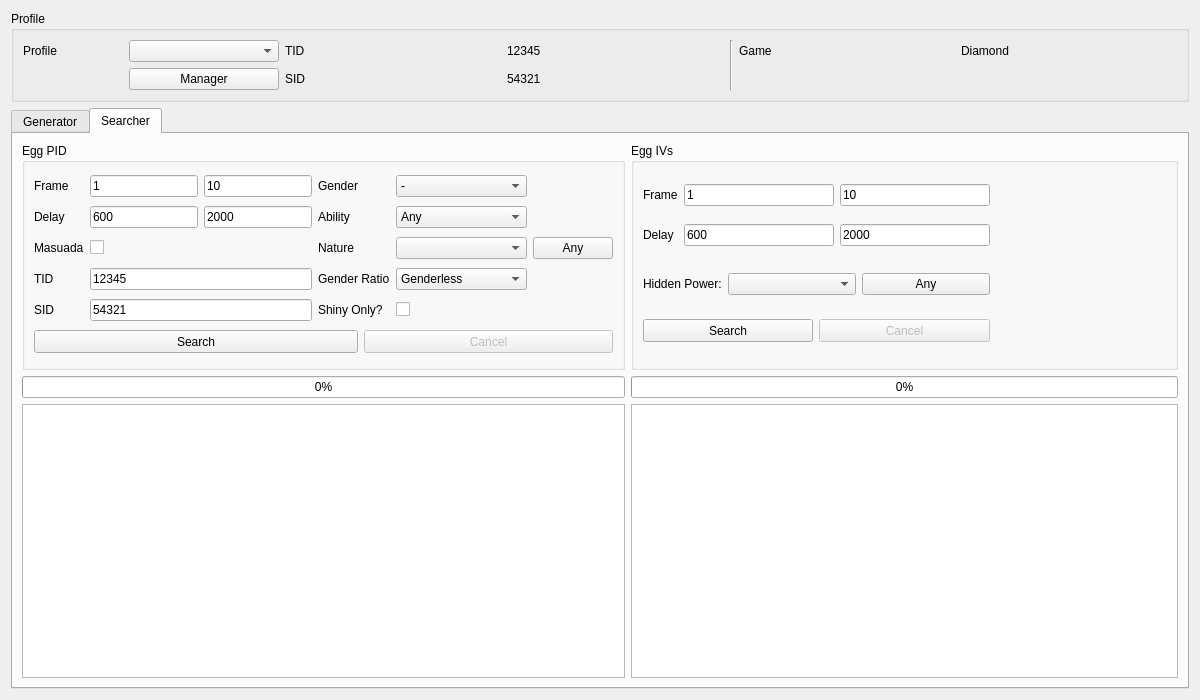
First picture: the form in Forms/Gen4/Eggs4.ui, repository Admiral-Fish/PokeFinder, before the edit.
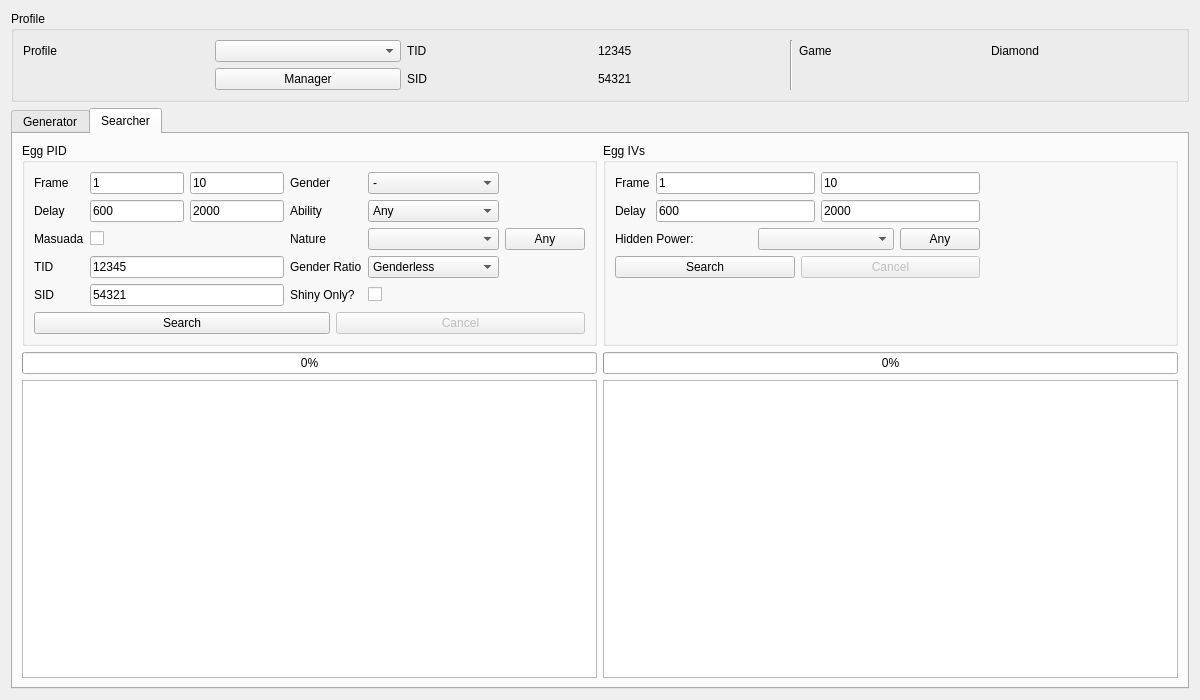
Second picture: the form after the edit. The open tabs and pages were chosen to show the change. Custom widgets are drawn as their Qt base class.

What changed in the file:
```diff
--- a/Forms/Gen4/Eggs4.ui
+++ b/Forms/Gen4/Eggs4.ui
@@ -22,38 +22,19 @@
   <layout class="QGridLayout" name="gridLayout_3">
    <item row="0" column="0">
     <widget class="QGroupBox" name="groupBoxProfile">
-     <property name="minimumSize">
-      <size>
-       <width>0</width>
-       <height>70</height>
-      </size>
-     </property>
      <property name="title">
       <string>Profile</string>
      </property>
      <layout class="QGridLayout" name="gridLayout_6">
       <item row="0" column="0">
        <widget class="QLabel" name="labelProfile">
-        <property name="maximumSize">
-         <size>
-          <width>100</width>
-          <height>16777215</height>
-         </size>
-        </property>
         <property name="text">
          <string>Profile</string>
         </property>
        </widget>
       </item>
       <item row="0" column="1">
-       <widget class="QComboBox" name="comboBoxProfiles">
-        <property name="maximumSize">
-         <size>
-          <width>150</width>
-          <height>16777215</height>
-         </size>
-        </property>
-       </widget>
+       <widget class="QComboBox" name="comboBoxProfiles"/>
       </item>
       <item row="0" column="2">
        <widget class="QLabel" name="labelProfileTID">
@@ -666,8 +647,8 @@
         <widget class="TableView" name="tableViewPID">
          <property name="sizePolicy">
           <sizepolicy hsizetype="Expanding" vsizetype="Expanding">
-           <horstretch>0</horstretch>
-           <verstretch>2</verstretch>
+           <horstretch>1</horstretch>
+           <verstretch>0</verstretch>
           </sizepolicy>
          </property>
          <property name="contextMenuPolicy">
@@ -682,16 +663,10 @@
         <widget class="QGroupBox" name="groupBoxIVs">
          <property name="sizePolicy">
           <sizepolicy hsizetype="Preferred" vsizetype="Preferred">
-           <horstretch>0</horstretch>
-           <verstretch>1</verstretch>
+           <horstretch>1</horstretch>
+           <verstretch>0</verstretch>
           </sizepolicy>
          </property>
-         <property name="minimumSize">
-          <size>
-           <width>0</width>
-           <height>0</height>
-          </size>
-         </property>
          <property name="styleSheet">
           <string notr="true">QRadioButton::indicator {
 	border: 2px solid white;
@@ -720,12 +695,6 @@
            <layout class="QGridLayout" name="gridLayout">
             <item row="0" column="0">
              <widget class="QLabel" name="labelSearcherIVsFrame">
-              <property name="sizePolicy">
-               <sizepolicy hsizetype="Fixed" vsizetype="Preferred">
-                <horstretch>0</horstretch>
-                <verstretch>0</verstretch>
-               </sizepolicy>
-              </property>
               <property name="text">
                <string>Frame</string>
               </property>
@@ -733,12 +702,6 @@
             </item>
             <item row="0" column="1">
              <widget class="TextBox" name="textBoxSearcherIVsMinFrame">
-              <property name="sizePolicy">
-               <sizepolicy hsizetype="Preferred" vsizetype="Fixed">
-                <horstretch>0</horstretch>
-                <verstretch>0</verstretch>
-               </sizepolicy>
-              </property>
               <property name="text">
                <string notr="true">1</string>
               </property>
@@ -746,12 +709,6 @@
             </item>
             <item row="0" column="2">
              <widget class="TextBox" name="textBoxSearcherIVsMaxFrame">
-              <property name="sizePolicy">
-               <sizepolicy hsizetype="Preferred" vsizetype="Fixed">
-                <horstretch>0</horstretch>
-                <verstretch>0</verstretch>
-               </sizepolicy>
-              </property>
               <property name="text">
                <string notr="true">10</string>
               </property>
@@ -759,12 +716,6 @@
             </item>
             <item row="1" column="0">
              <widget class="QLabel" name="labelSearcherIVsDelay">
-              <property name="sizePolicy">
-               <sizepolicy hsizetype="Fixed" vsizetype="Preferred">
-                <horstretch>0</horstretch>
-                <verstretch>0</verstretch>
-               </sizepolicy>
-              </property>
               <property name="text">
                <string>Delay</string>
               </property>
@@ -772,12 +723,6 @@
             </item>
             <item row="1" column="1">
              <widget class="TextBox" name="textBoxSearcherIVsMinDelay">
-              <property name="sizePolicy">
-               <sizepolicy hsizetype="Preferred" vsizetype="Fixed">
-                <horstretch>0</horstretch>
-                <verstretch>0</verstretch>
-               </sizepolicy>
-              </property>
               <property name="text">
                <string notr="true">600</string>
               </property>
@@ -788,12 +733,6 @@
             </item>
             <item row="1" column="2">
              <widget class="TextBox" name="textBoxSearcherIVsMaxDelay">
-              <property name="sizePolicy">
-               <sizepolicy hsizetype="Preferred" vsizetype="Fixed">
-                <horstretch>0</horstretch>
-                <verstretch>0</verstretch>
-               </sizepolicy>
-              </property>
               <property name="text">
                <string notr="true">2000</string>
               </property>
@@ -805,31 +744,12 @@
            </layout>
           </item>
           <item row="0" column="2" rowspan="3">
-           <widget class="IVFilter" name="ivFilterSearcher" native="true">
-            <property name="minimumSize">
-             <size>
-              <width>160</width>
-              <height>180</height>
-             </size>
-            </property>
-            <property name="maximumSize">
-             <size>
-              <width>16777215</width>
-              <height>16777215</height>
-             </size>
-            </property>
-           </widget>
+           <widget class="IVFilter" name="ivFilterSearcher" native="true"/>
           </item>
           <item row="1" column="0" colspan="2">
            <layout class="QHBoxLayout" name="horizontalLayout">
             <item>
              <widget class="QLabel" name="labelSearcherHiddenPower">
-              <property name="sizePolicy">
-               <sizepolicy hsizetype="Fixed" vsizetype="Preferred">
-                <horstretch>0</horstretch>
-                <verstretch>0</verstretch>
-               </sizepolicy>
-              </property>
               <property name="text">
                <string>Hidden Power:</string>
               </property>
@@ -840,6 +760,12 @@
             </item>
             <item>
              <widget class="QPushButton" name="pushButtonSearcherAnyHiddenPower">
+              <property name="sizePolicy">
+               <sizepolicy hsizetype="Fixed" vsizetype="Fixed">
+                <horstretch>0</horstretch>
+                <verstretch>0</verstretch>
+               </sizepolicy>
+              </property>
               <property name="text">
                <string>Any</string>
               </property>
@@ -849,12 +775,6 @@
           </item>
           <item row="2" column="0">
            <widget class="QPushButton" name="pushButtonSearchIVs">
-            <property name="minimumSize">
-             <size>
-              <width>0</width>
-              <height>23</height>
-             </size>
-            </property>
             <property name="text">
              <string>Search</string>
             </property>
@@ -865,12 +785,6 @@
             <property name="enabled">
              <bool>false</bool>
             </property>
-            <property name="minimumSize">
-             <size>
-              <width>0</width>
-              <height>23</height>
-             </size>
-            </property>
             <property name="text">
              <string>Cancel</string>
             </property>
@@ -886,28 +800,16 @@
         <widget class="QGroupBox" name="groupBoxPID">
          <property name="sizePolicy">
           <sizepolicy hsizetype="Preferred" vsizetype="Preferred">
-           <horstretch>0</horstretch>
-           <verstretch>1</verstretch>
+           <horstretch>1</horstretch>
+           <verstretch>0</verstretch>
           </sizepolicy>
          </property>
-         <property name="minimumSize">
-          <size>
-           <width>0</width>
-           <height>0</height>
-          </size>
-         </property>
          <property name="title">
           <string>Egg PID</string>
          </property>
          <layout class="QGridLayout" name="gridLayout_7">
           <item row="0" column="0">
            <widget class="QLabel" name="labelSearcherPIDFrame">
-            <property name="sizePolicy">
-             <sizepolicy hsizetype="Fixed" vsizetype="Preferred">
-              <horstretch>0</horstretch>
-              <verstretch>0</verstretch>
-             </sizepolicy>
-            </property>
             <property name="text">
              <string>Frame</string>
             </property>
@@ -915,18 +817,6 @@
           </item>
           <item row="0" column="1">
            <widget class="TextBox" name="textBoxSearcherPIDMinFrame">
-            <property name="sizePolicy">
-             <sizepolicy hsizetype="Preferred" vsizetype="Fixed">
-              <horstretch>0</horstretch>
-              <verstretch>0</verstretch>
-             </sizepolicy>
-            </property>
-            <property name="minimumSize">
-             <size>
-              <width>70</width>
-              <height>0</height>
-             </size>
-            </property>
             <property name="text">
              <string notr="true">1</string>
             </property>
@@ -937,18 +827,6 @@
           </item>
           <item row="0" column="2">
            <widget class="TextBox" name="textBoxSearcherPIDMaxFrame">
-            <property name="sizePolicy">
-             <sizepolicy hsizetype="Preferred" vsizetype="Fixed">
-              <horstretch>0</horstretch>
-              <verstretch>0</verstretch>
-             </sizepolicy>
-            </property>
-            <property name="minimumSize">
-             <size>
-              <width>70</width>
-              <height>0</height>
-             </size>
-            </property>
             <property name="text">
              <string notr="true">10</string>
             </property>
@@ -959,12 +837,6 @@
           </item>
           <item row="0" column="3">
            <widget class="QLabel" name="labelSearcherGender">
-            <property name="sizePolicy">
-             <sizepolicy hsizetype="Fixed" vsizetype="Preferred">
-              <horstretch>0</horstretch>
-              <verstretch>0</verstretch>
-             </sizepolicy>
-            </property>
             <property name="text">
              <string>Gender</string>
             </property>
@@ -991,12 +863,6 @@
           </item>
           <item row="1" column="0">
            <widget class="QLabel" name="labelSearcherPIDDelay">
-            <property name="sizePolicy">
-             <sizepolicy hsizetype="Fixed" vsizetype="Preferred">
-              <horstretch>0</horstretch>
-              <verstretch>0</verstretch>
-             </sizepolicy>
-            </property>
             <property name="text">
              <string>Delay</string>
             </property>
@@ -1024,12 +890,6 @@
           </item>
           <item row="1" column="3">
            <widget class="QLabel" name="labelSearcherAbility">
-            <property name="sizePolicy">
-             <sizepolicy hsizetype="Fixed" vsizetype="Preferred">
-              <horstretch>0</horstretch>
-              <verstretch>0</verstretch>
-             </sizepolicy>
-            </property>
             <property name="text">
              <string>Ability</string>
             </property>
@@ -1056,12 +916,6 @@
           </item>
           <item row="2" column="0">
            <widget class="QLabel" name="labelSearcherMasuada">
-            <property name="sizePolicy">
-             <sizepolicy hsizetype="Fixed" vsizetype="Preferred">
-              <horstretch>0</horstretch>
-              <verstretch>0</verstretch>
-             </sizepolicy>
-            </property>
             <property name="text">
              <string>Masuada</string>
             </property>
@@ -1076,12 +930,6 @@
           </item>
           <item row="2" column="3">
            <widget class="QLabel" name="labelSearcherNature">
-            <property name="sizePolicy">
-             <sizepolicy hsizetype="Fixed" vsizetype="Preferred">
-              <horstretch>0</horstretch>
-              <verstretch>0</verstretch>
-             </sizepolicy>
-            </property>
             <property name="text">
              <string>Nature</string>
             </property>
@@ -1098,12 +946,6 @@
               <verstretch>0</verstretch>
              </sizepolicy>
             </property>
-            <property name="minimumSize">
-             <size>
-              <width>50</width>
-              <height>13</height>
-             </size>
-            </property>
             <property name="text">
              <string>Any</string>
             </property>
@@ -1111,12 +953,6 @@
           </item>
           <item row="3" column="0">
            <widget class="QLabel" name="labelSearcherTID">
-            <property name="sizePolicy">
-             <sizepolicy hsizetype="Fixed" vsizetype="Preferred">
-              <horstretch>0</horstretch>
-              <verstretch>0</verstretch>
-             </sizepolicy>
-            </property>
             <property name="text">
              <string>TID</string>
             </property>
@@ -1124,12 +960,6 @@
           </item>
           <item row="3" column="1" colspan="2">
            <widget class="TextBox" name="textBoxSearcherTID">
-            <property name="sizePolicy">
-             <sizepolicy hsizetype="Preferred" vsizetype="Fixed">
-              <horstretch>0</horstretch>
-              <verstretch>0</verstretch>
-             </sizepolicy>
-            </property>
             <property name="text">
              <string notr="true">12345</string>
             </property>
@@ -1140,12 +970,6 @@
           </item>
           <item row="3" column="3" colspan="2">
            <widget class="QLabel" name="labelSearcherGenderRatio">
-            <property name="sizePolicy">
-             <sizepolicy hsizetype="Fixed" vsizetype="Preferred">
-              <horstretch>0</horstretch>
-              <verstretch>0</verstretch>
-             </sizepolicy>
-            </property>
             <property name="text">
              <string>Gender Ratio</string>
             </property>
@@ -1192,12 +1016,6 @@
           </item>
           <item row="4" column="0">
            <widget class="QLabel" name="labelSearcherSID">
-            <property name="sizePolicy">
-             <sizepolicy hsizetype="Fixed" vsizetype="Preferred">
-              <horstretch>0</horstretch>
-              <verstretch>0</verstretch>
-             </sizepolicy>
-            </property>
             <property name="text">
              <string>SID</string>
             </property>
@@ -1205,12 +1023,6 @@
           </item>
           <item row="4" column="1" colspan="2">
            <widget class="TextBox" name="textBoxSearcherSID">
-            <property name="sizePolicy">
-             <sizepolicy hsizetype="Preferred" vsizetype="Fixed">
-              <horstretch>0</horstretch>
-              <verstretch>0</verstretch>
-             </sizepolicy>
-            </property>
             <property name="text">
              <string notr="true">54321</string>
             </property>
@@ -1221,12 +1033,6 @@
           </item>
           <item row="4" column="3" colspan="2">
            <widget class="QLabel" name="labelSearcherShinyOnly">
-            <property name="sizePolicy">
-             <sizepolicy hsizetype="Fixed" vsizetype="Preferred">
-              <horstretch>0</horstretch>
-              <verstretch>0</verstretch>
-             </sizepolicy>
-            </property>
             <property name="text">
              <string>Shiny Only?</string>
             </property>
@@ -1234,12 +1040,6 @@
           </item>
           <item row="4" column="5">
            <widget class="QCheckBox" name="checkBoxSearcherShinyOnly">
-            <property name="sizePolicy">
-             <sizepolicy hsizetype="Preferred" vsizetype="Fixed">
-              <horstretch>0</horstretch>
-              <verstretch>0</verstretch>
-             </sizepolicy>
-            </property>
             <property name="text">
              <string/>
             </property>
@@ -1247,18 +1047,6 @@
           </item>
           <item row="5" column="0" colspan="4">
            <widget class="QPushButton" name="pushButtonSearchPID">
-            <property name="sizePolicy">
-             <sizepolicy hsizetype="Preferred" vsizetype="Fixed">
-              <horstretch>0</horstretch>
-              <verstretch>0</verstretch>
-             </sizepolicy>
-            </property>
-            <property name="minimumSize">
-             <size>
-              <width>0</width>
-              <height>23</height>
-             </size>
-            </property>
             <property name="text">
              <string>Search</string>
             </property>
@@ -1269,12 +1057,6 @@
             <property name="enabled">
              <bool>false</bool>
             </property>
-            <property name="minimumSize">
-             <size>
-              <width>0</width>
-              <height>23</height>
-             </size>
-            </property>
             <property name="text">
              <string>Cancel</string>
             </property>
@@ -1287,8 +1069,8 @@
         <widget class="TableView" name="tableViewIVs">
          <property name="sizePolicy">
           <sizepolicy hsizetype="Expanding" vsizetype="Expanding">
-           <horstretch>0</horstretch>
-           <verstretch>2</verstretch>
+           <horstretch>1</horstretch>
+           <verstretch>0</verstretch>
           </sizepolicy>
          </property>
          <property name="contextMenuPolicy">
```
Left out of the diff: 208 changed lines with no effect on the pictures.
